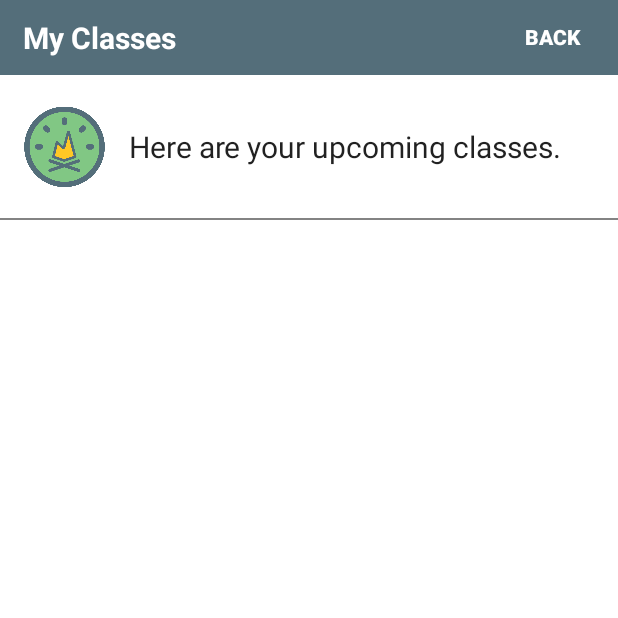
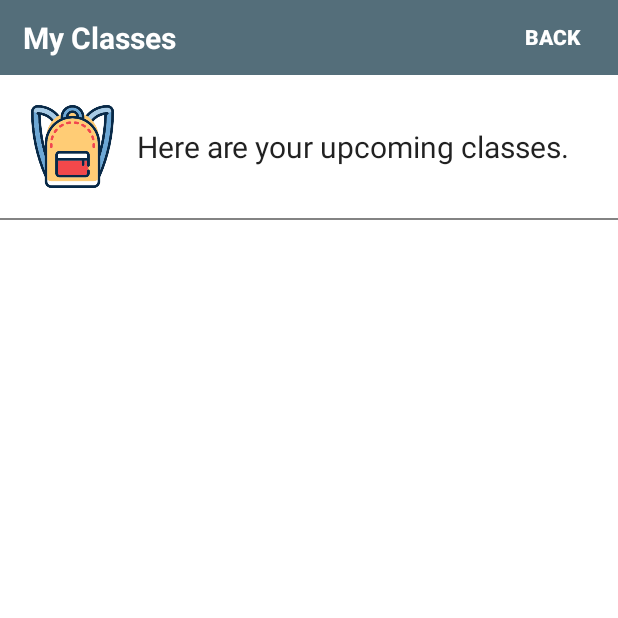
Before and after one commit to maxamillion32/firehub, an Android app: the MyClassesActivity screen opened directly, with no data from a screen before it, on a phone screen of 412 x 824 dp, the top half of it. Run offline under Robolectric (Android 15) with nearby library versions, the phone set to English and light mode, and no system bars; our stand-ins replace Picasso; libraries missing offline, so code that uses them is left out: com.firebase.client; pictures from the network do not load; 2 statements that could not run were skipped.

```diff
--- a/app/src/main/res/layout/activity_my_classes.xml
+++ b/app/src/main/res/layout/activity_my_classes.xml
@@ -63,9 +63,10 @@
                 android:layout_width="55sp"
                 android:layout_height="55sp"
                 android:id="@+id/imageView5"
-                android:src="@drawable/logo_notext"
+                android:src="@drawable/backpack"
                 android:layout_marginRight="15sp"
-                android:layout_gravity="center_vertical" />
+                android:layout_gravity="center_vertical"
+                android:layout_marginLeft="5sp" />
 
             <LinearLayout
                 android:orientation="vertical"
```
Also changed, not shown: app/src/main/res/drawable/backpack.png (added).
